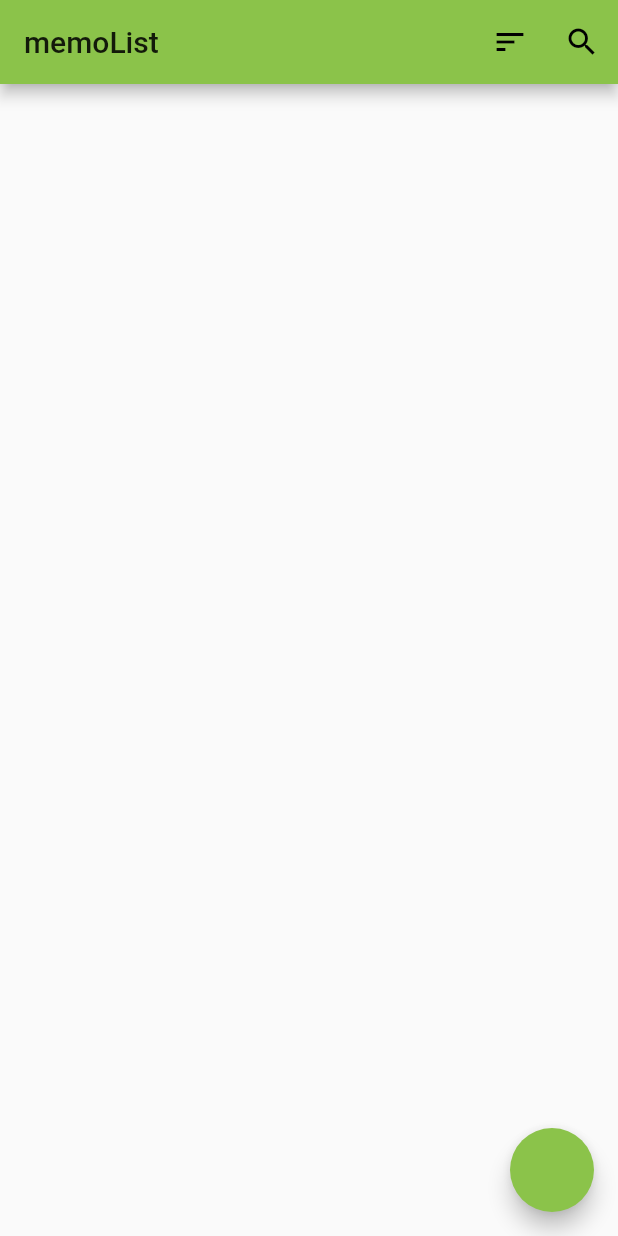
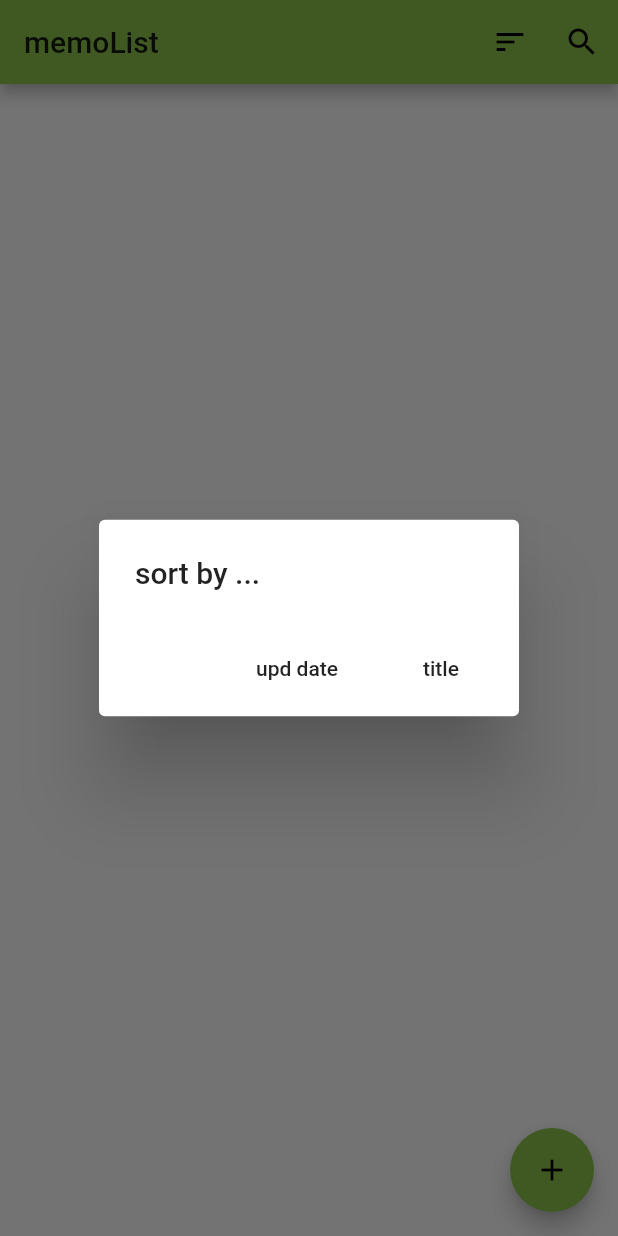
Before and after one commit to woo972/FlutterSimpleMemoApp, a Flutter app: the screen it shows after launch, after a tap on the "sort" icon, on a phone screen of 412 x 824 dp. Run offline on Flutter 3.47's test engine with Material 2 defaults, Android fonts, the phone set to English and light mode, and no system bars; our stand-ins replace share, sqflite; accounts and stored records are empty.

Commit message:
modify future list error

```diff
--- a/lib/view/MemoListView.dart
+++ b/lib/view/MemoListView.dart
@@ -12,6 +12,9 @@ class MemoListView extends StatefulWidget {
 
 class MemoListViewState extends State<MemoListView> {
   final dbProvider = DbProvider.dbProviderInstance;
+
+  bool _reverseSort=false;
+
   void _routeMemoWriting() {
     Navigator.push(
         context, MaterialPageRoute(builder: (context) => MemoWritingView()));
@@ -38,7 +41,37 @@ class MemoListViewState extends State<MemoListView> {
         actions: <Widget>[
           IconButton(
             icon: Icon(Icons.sort),
-            onPressed: () {},
+            onPressed: () {
+              showDialog(
+                context: context,
+                builder: (BuildContext context){
+                  return AlertDialog(
+                    title: Text("sort by ..."),
+                    actions: <Widget>[
+                      FlatButton(
+                        child: Text("upd date"),
+                        onPressed: (){
+                          setState(() {
+                            _reverseSort = !_reverseSort;
+
+                          });
+                        },
+                      ),
+                      FlatButton(
+                        child: Text("title"),
+                        onPressed: (){
+                          setState(() {
+                            _reverseSort = !_reverseSort;
+
+                          });
+                        },
+                        // onPressed: ,
+                      ),
+                    ],
+                  );
+                }
+              );
+            },
           ),
           IconButton(
             icon: Icon(Icons.search),
@@ -52,6 +85,7 @@ class MemoListViewState extends State<MemoListView> {
       ),
       body: _buildMemoList(),
       floatingActionButton: FloatingActionButton(
+        child: Icon(Icons.add),
         onPressed: _routeMemoWriting,
       ),
     );
@@ -69,6 +103,8 @@ class MemoListViewState extends State<MemoListView> {
                   MemoVo item = snapshot.data[idx];
                   return _buildRow(item);
                 });
+          }else{
+            return Container(width: 0, height: 0,);
           }
         });
   }
@@ -81,7 +117,7 @@ class MemoListViewState extends State<MemoListView> {
         _removeMemo(memo.id);
       },
       child: ListTile(
-          onTap: () => _routeMemoDesc(memo.id),
+          // onTap: () => _routeMemoDesc(memo.id),
           leading: Text(
             memo.updDate,
           ),
@@ -93,17 +129,17 @@ class MemoListViewState extends State<MemoListView> {
           ),
           trailing: ButtonBar(
             children: <Widget>[
-              IconButton(
-                icon: Icon(Icons.share),
-                onPressed: () {
+              GestureDetector(
+                child: Icon(Icons.share),
+                onTap: (){
                   _shareMemo(memo);
-                },
+                }
               ),
               memo.category == 'IMPORTANT'
                   ? Icon(Icons.star)
                   : Icon(Icons.star_border),
-            ],
-          )),
+        ],
+      )),
     );
   }
 }
```
Also changed, not shown: lib/view/memoWritingView.dart (line endings or trailing spaces).
